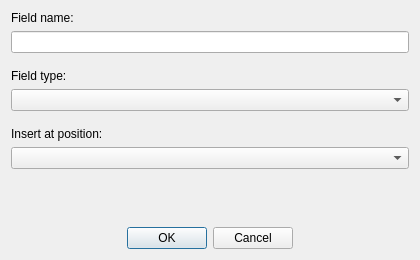
Above: tableManagerUiInsert.ui from borysiasty/tablemanager before the change. Below: the same form after it.
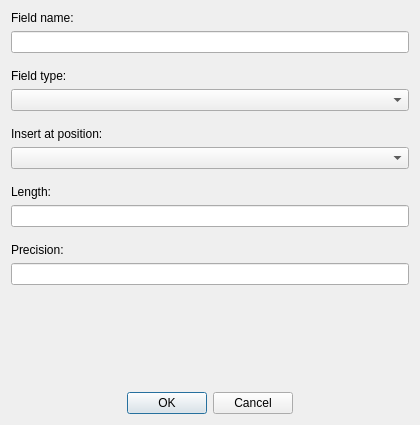
That is the form after the change.

Commit message: Added support for setting precision and length in inserted fields

Diff of the .ui file:
```diff
--- a/tableManagerUiInsert.ui
+++ b/tableManagerUiInsert.ui
@@ -1,12 +1,12 @@
 <ui version="4.0" >
  <class>Insert</class>
- <widget class="QDialog" name="Insert" >
-  <property name="geometry" >
+ <widget class="QDialog" name="Insert">
+  <property name="geometry">
    <rect>
     <x>0</x>
     <y>0</y>
     <width>420</width>
-    <height>260</height>
+    <height>425</height>
    </rect>
   </property>
   <property name="windowTitle" >
@@ -113,7 +113,59 @@
       </widget>
      </item>
      <item>
-      <widget class="QComboBox" name="comboPos" />
+      <widget class="QComboBox" name="comboPos"/>
+     </item>
+     <item>
+      <spacer name="verticalSpacer">
+       <property name="orientation">
+        <enum>Qt::Vertical</enum>
+       </property>
+       <property name="sizeType">
+        <enum>QSizePolicy::Fixed</enum>
+       </property>
+       <property name="sizeHint" stdset="0">
+        <size>
+         <width>20</width>
+         <height>10</height>
+        </size>
+       </property>
+      </spacer>
+     </item>
+     <item>
+      <widget class="QLabel" name="label_4">
+       <property name="text">
+        <string>Length:</string>
+       </property>
+      </widget>
+     </item>
+     <item>
+      <widget class="QLineEdit" name="lineLength"/>
+     </item>
+     <item>
+      <spacer name="verticalSpacer_2">
+       <property name="orientation">
+        <enum>Qt::Vertical</enum>
+       </property>
+       <property name="sizeType">
+        <enum>QSizePolicy::Fixed</enum>
+       </property>
+       <property name="sizeHint" stdset="0">
+        <size>
+         <width>20</width>
+         <height>10</height>
+        </size>
+       </property>
+      </spacer>
+     </item>
+     <item>
+      <widget class="QLabel" name="label_5">
+       <property name="text">
+        <string>Precision:</string>
+       </property>
+      </widget>
+     </item>
+     <item>
+      <widget class="QLineEdit" name="linePrecision"/>
      </item>
     </layout>
    </item>
@@ -122,8 +174,8 @@
      <property name="orientation" >
       <enum>Qt::Horizontal</enum>
      </property>
-     <property name="standardButtons" >
-      <set>QDialogButtonBox::Cancel|QDialogButtonBox::NoButton|QDialogButtonBox::Ok</set>
+     <property name="standardButtons">
+      <set>QDialogButtonBox::Cancel|QDialogButtonBox::Ok</set>
      </property>
      <property name="centerButtons" >
       <bool>true</bool>
```
Left out of the diff: 85 changed lines with no effect on the pictures. The commit also changes 7 other files.
